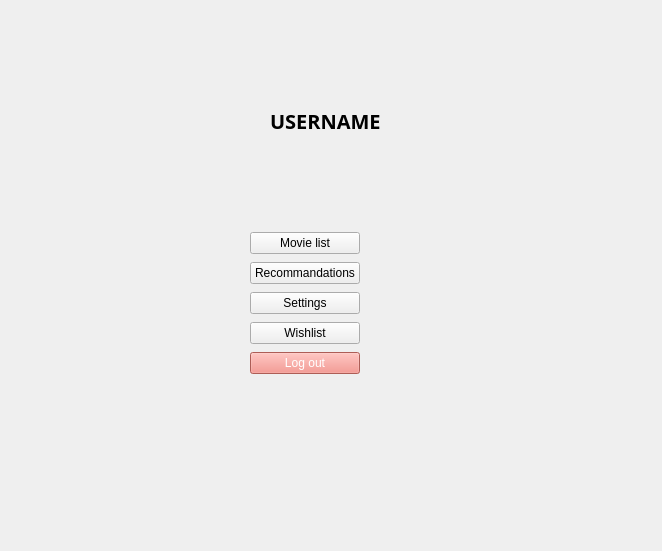
Before: the Qt Designer form modules/UI/src/usermeniu.ui in PerryVrajnitorincul26/proiectMCPP, drawn with Qt 5.
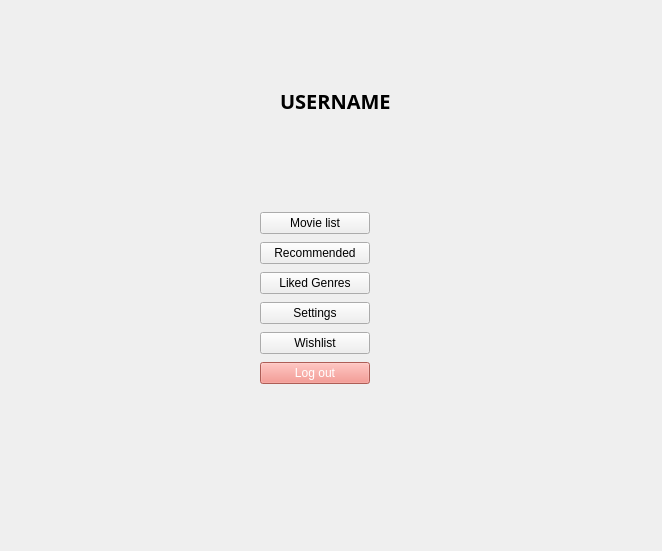
After: the same form once the commit is applied. The open tabs and pages were chosen to show the change.

Commit message: Created a page where we show the recommended movies.

```diff
--- a/modules/UI/src/usermeniu.ui
+++ b/modules/UI/src/usermeniu.ui
@@ -16,8 +16,8 @@
   <widget class="QStackedWidget" name="stackedWidget">
    <property name="geometry">
     <rect>
-     <x>10</x>
-     <y>20</y>
+     <x>20</x>
+     <y>0</y>
      <width>641</width>
      <height>541</height>
     </rect>
@@ -32,18 +32,18 @@
        <x>240</x>
        <y>210</y>
        <width>110</width>
-       <height>146</height>
+       <height>176</height>
       </rect>
      </property>
      <layout class="QGridLayout" name="gridLayout">
-      <item row="2" column="0">
+      <item row="3" column="0">
        <widget class="QPushButton" name="pushButton_sett">
         <property name="text">
          <string>Settings</string>
         </property>
        </widget>
       </item>
-      <item row="4" column="0">
+      <item row="5" column="0">
        <widget class="QPushButton" name="pushButton_LogOut">
         <property name="styleSheet">
          <string notr="true">color: white; background: #f28279;</string>
@@ -53,13 +53,6 @@
         </property>
        </widget>
       </item>
-      <item row="1" column="0">
-       <widget class="QPushButton" name="pushButton_recom">
-        <property name="text">
-         <string>Recommandations</string>
-        </property>
-       </widget>
-      </item>
       <item row="0" column="0">
        <widget class="QPushButton" name="pushButton_showMovieList">
         <property name="text">
@@ -67,13 +60,27 @@
         </property>
        </widget>
       </item>
-      <item row="3" column="0">
+      <item row="2" column="0">
+       <widget class="QPushButton" name="pushButton_recom">
+        <property name="text">
+         <string>Liked Genres</string>
+        </property>
+       </widget>
+      </item>
+      <item row="4" column="0">
        <widget class="QPushButton" name="pushButton_Wish">
         <property name="text">
          <string>Wishlist</string>
         </property>
        </widget>
       </item>
+      <item row="1" column="0">
+       <widget class="QPushButton" name="pushButton_Recommended">
+        <property name="text">
+         <string>Recommended</string>
+        </property>
+       </widget>
+      </item>
      </layout>
     </widget>
     <widget class="QLabel" name="msgLabel">
```
Left out of the diff: 33 changed lines with no effect on the pictures. The commit also changes 2 other files.
